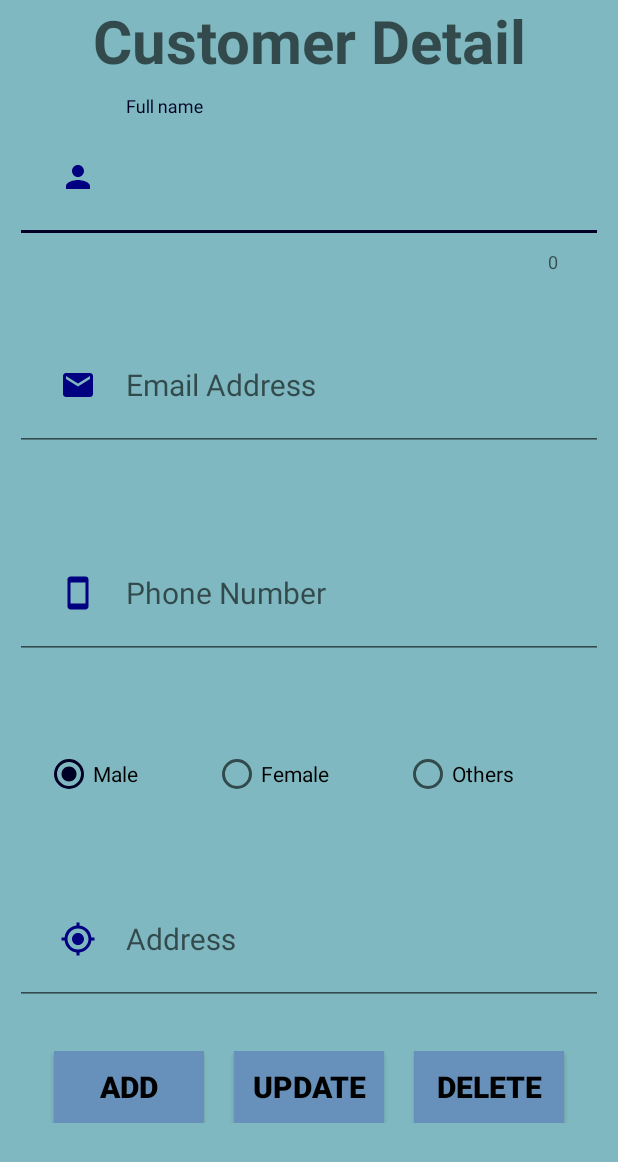
After one commit to gShakya1997/futsalrecordsystem, an Android app: the AddCustomerActivity screen opened directly, with no data from a screen before it, on a phone screen of 412 x 824 dp. The commit adds this screen. Shown: the top 1162 px of the screen. Run offline under Robolectric (Android 15) with nearby library versions, the phone set to English and light mode, and no system bars; Roboto replaces fonts that are not available here.

Commit message:
Customer added

```diff
--- a/app/src/main/AndroidManifest.xml
+++ b/app/src/main/AndroidManifest.xml
@@ -17,7 +17,8 @@
         android:supportsRtl="true"
         android:theme="@style/AppTheme"
         android:usesCleartextTraffic="true">
-        <activity android:name=".activities.futsal.FutsalProfileActivity"></activity>
+        <activity android:name=".activities.futsal.AddCustomerActivity"></activity>
+        <activity android:name=".activities.futsal.FutsalProfileActivity" />
         <activity android:name=".activities.registration.FutsalProfilePic" />
         <activity android:name=".activities.registration.UserProfilePic" />
         <activity android:name=".activities.futsal.FutsalSettingActivity" />
--- a/app/src/main/java/com/futsalrecord/futsalinfosystem/activities/FutsalDashboard.java
+++ b/app/src/main/java/com/futsalrecord/futsalinfosystem/activities/FutsalDashboard.java
@@ -80,15 +80,10 @@ public class FutsalDashboard extends AppCompatActivity {
         cardLogout.setOnClickListener(new View.OnClickListener() {
             @Override
             public void onClick(View v) {
-                SharedPreferences sharedPreferencesMode = getSharedPreferences
-                        (FutsalSettingActivity.MyPreferences, MODE_PRIVATE);
                 SharedPreferences sharedPreferencesFutsal = getSharedPreferences
                         ("Futsal", MODE_PRIVATE);
-                SharedPreferences.Editor editorMode = sharedPreferencesMode.edit();
                 SharedPreferences.Editor editorFutsal = sharedPreferencesFutsal.edit();
-                editorMode.clear();
                 editorFutsal.clear();
-                editorMode.apply();
                 editorFutsal.apply();
                 Intent intent = new Intent(FutsalDashboard.this, MainActivity.class);
                 startActivity(intent);
--- /dev/null
+++ b/app/src/main/java/com/futsalrecord/futsalinfosystem/activities/futsal/AddCustomerActivity.java
@@ -0,0 +1,100 @@
+package com.futsalrecord.futsalinfosystem.activities.futsal;
+
+import androidx.annotation.Nullable;
+import androidx.appcompat.app.AppCompatActivity;
+import androidx.loader.content.CursorLoader;
+
+import android.content.Intent;
+import android.database.Cursor;
+import android.net.Uri;
+import android.os.Bundle;
+import android.provider.MediaStore;
+import android.view.View;
+import android.widget.Button;
+import android.widget.ImageButton;
+import android.widget.RadioButton;
+import android.widget.RadioGroup;
+import android.widget.Toast;
+
+import com.futsalrecord.futsalinfosystem.R;
+import com.futsalrecord.futsalinfosystem.api.FutsalAPI;
+import com.futsalrecord.futsalinfosystem.model.Customers;
+import com.futsalrecord.futsalinfosystem.url.Url;
+import com.google.android.material.textfield.TextInputEditText;
+import com.google.android.material.textfield.TextInputLayout;
+
+import retrofit2.Call;
+import retrofit2.Callback;
+import retrofit2.Response;
+
+public class AddCustomerActivity extends AppCompatActivity {
+    private TextInputEditText edCustomerFullname, edCustomerEmail, edCustomerPhoneNo, edCustomerAddress;
+    private RadioGroup rgCustomerGender;
+    private Button btnAddC, btnUpdateC, btnDeleteC;
+    private String customerGender;
+
+    @Override
+    protected void onCreate(Bundle savedInstanceState) {
+        super.onCreate(savedInstanceState);
+        setContentView(R.layout.activity_add_customer);
+        initialize();
+        actionButtons();
+    }
+
+    private void actionButtons() {
+        btnAddC.setOnClickListener(new View.OnClickListener() {
+            @Override
+            public void onClick(View v) {
+                addCustomers();
+                edCustomerFullname.setText("");
+                edCustomerEmail.setText("");
+                edCustomerPhoneNo.setText("");
+                edCustomerAddress.setText("");
+            }
+        });
+    }
+
+    private void addCustomers() {
+        String customerFullname = edCustomerFullname.getText().toString().trim();
+        String customerEmail = edCustomerEmail.getText().toString().trim();
+        String customerPhoneNo = edCustomerPhoneNo.getText().toString().trim();
+        String customerAddress = edCustomerAddress.getText().toString().trim();
+        int selectGender = rgCustomerGender.getCheckedRadioButtonId();
+        RadioButton radioButton = findViewById(selectGender);
+        customerGender = radioButton.getText().toString().trim();
+        Customers customers = new Customers(customerFullname, customerEmail, customerPhoneNo,
+                customerGender, customerAddress);
+        FutsalAPI futsalAPI = Url.getInstance().create(FutsalAPI.class);
+        Call<Void> futsalCall = futsalAPI.addCustomers(customers);
+
+        futsalCall.enqueue(new Callback<Void>() {
+            @Override
+            public void onResponse(Call<Void> call, Response<Void> response) {
+                if (!response.isSuccessful()) {
+                    Toast.makeText(AddCustomerActivity.this, "Code " + response.code(),
+                            Toast.LENGTH_SHORT).show();
+                    return;
+                }
+                Toast.makeText(AddCustomerActivity.this, "Customer added successfully!"
+                        , Toast.LENGTH_SHORT).show();
+            }
+
+            @Override
+            public void onFailure(Call<Void> call, Throwable t) {
+                Toast.makeText(AddCustomerActivity.this, "Error " + t.getLocalizedMessage(),
+                        Toast.LENGTH_SHORT).show();
+            }
+        });
+    }
+
+    private void initialize() {
+        edCustomerFullname = findViewById(R.id.customerFullname);
+        edCustomerEmail = findViewById(R.id.customerEmail);
+        edCustomerPhoneNo = findViewById(R.id.customerPhoneNo);
+        edCustomerAddress = findViewById(R.id.customerAddress);
+        rgCustomerGender = findViewById(R.id.customerGender);
+        btnAddC = findViewById(R.id.btnAddC);
+        btnUpdateC = findViewById(R.id.btnUpdateC);
+        btnDeleteC = findViewById(R.id.btnDeleteC);
+    }
+}
--- a/app/src/main/java/com/futsalrecord/futsalinfosystem/activities/registration/FutsalProfilePic.java
+++ b/app/src/main/java/com/futsalrecord/futsalinfosystem/activities/registration/FutsalProfilePic.java
@@ -36,7 +36,7 @@ import retrofit2.Response;
 public class FutsalProfilePic extends AppCompatActivity {
     private ImageButton imgBtnUploadFutsal;
     private Button btnFutsalRegister, btnFutsalBack;
-    String imgPath;
+    private String imgPath;
     private String imgName = "";
 
     @Override
--- a/app/src/main/java/com/futsalrecord/futsalinfosystem/activities/registration/UserProfilePic.java
+++ b/app/src/main/java/com/futsalrecord/futsalinfosystem/activities/registration/UserProfilePic.java
@@ -36,7 +36,7 @@ import retrofit2.Response;
 public class UserProfilePic extends AppCompatActivity {
     private ImageButton imgBtnUpload;
     private Button btnUserRegister, btnBack;
-    String imgPath;
+    private String imgPath;
     private String imgName = "";
 
     @Override
--- a/app/src/main/java/com/futsalrecord/futsalinfosystem/adapter/CustomersAdapter.java
+++ b/app/src/main/java/com/futsalrecord/futsalinfosystem/adapter/CustomersAdapter.java
@@ -36,8 +36,8 @@ public class CustomersAdapter extends RecyclerView.Adapter<CustomersAdapter.Cust
     @Override
     public void onBindViewHolder(@NonNull CustomersViewHolder holder, int position) {
         Customers customers = customersList.get(position);
-        holder.customerProfilePic.setImageResource(customers.getCustomerImageId());
-        holder.tvCustomerFullName.setText(customers.getCustomerFullName());
+//        holder.customerProfilePic.setImageResource(customers.getCustomerImageId());
+        holder.tvCustomerFullName.setText(customers.getCustomerFullname());
         holder.tvCustomerEmail.setText(customers.getCustomerEmail());
         holder.tvCustomerPhoneNo.setText(customers.getCustomerPhoneNo());
         holder.tvCustomerGender.setText(customers.getCustomerGender());
--- a/app/src/main/java/com/futsalrecord/futsalinfosystem/api/FutsalAPI.java
+++ b/app/src/main/java/com/futsalrecord/futsalinfosystem/api/FutsalAPI.java
@@ -1,5 +1,6 @@
 package com.futsalrecord.futsalinfosystem.api;
 
+import com.futsalrecord.futsalinfosystem.model.Customers;
 import com.futsalrecord.futsalinfosystem.model.Futsal;
 import com.futsalrecord.futsalinfosystem.serverResponse.ImageResponse;
 import com.futsalrecord.futsalinfosystem.serverResponse.RegisterResponse;
@@ -32,4 +33,9 @@ public interface FutsalAPI {
     //get futsalname and profile pic
     @GET("futsal/profile")
     Call<Futsal> getFutsalDetails(@Header("Authorization") String token);
+
+    //add customers
+    @POST("futsal/addcustomers")
+    Call<Void> addCustomers(@Body Customers customers);
+
 }
--- a/app/src/main/java/com/futsalrecord/futsalinfosystem/bll/LoginBLL.java
+++ b/app/src/main/java/com/futsalrecord/futsalinfosystem/bll/LoginBLL.java
@@ -2,7 +2,6 @@ package com.futsalrecord.futsalinfosystem.bll;
 
 import com.futsalrecord.futsalinfosystem.api.FutsalAPI;
 import com.futsalrecord.futsalinfosystem.api.UsersAPI;
-import com.futsalrecord.futsalinfosystem.model.Futsal;
 import com.futsalrecord.futsalinfosystem.serverResponse.RegisterResponse;
 import com.futsalrecord.futsalinfosystem.url.Url;
 
--- /dev/null
+++ b/app/src/main/res/layout/activity_add_customer.xml
@@ -0,0 +1,173 @@
+<?xml version="1.0" encoding="utf-8"?>
+<ScrollView xmlns:android="http://schemas.android.com/apk/res/android"
+    xmlns:app="http://schemas.android.com/apk/res-auto"
+    xmlns:tools="http://schemas.android.com/tools"
+    android:layout_width="match_parent"
+    android:layout_height="wrap_content">
+
+    <LinearLayout
+        android:layout_width="match_parent"
+        android:layout_height="wrap_content"
+        android:orientation="vertical"
+        tools:context=".activities.futsal.AddCustomerActivity">
+
+        <TextView
+            android:id="@+id/tvCustomer"
+            android:layout_width="match_parent"
+            android:layout_height="wrap_content"
+            android:hint="Customer Detail"
+            android:textAlignment="center"
+            android:textSize="40sp"
+            android:textStyle="bold" />
+
+        <com.google.android.material.textfield.TextInputLayout
+            android:layout_width="match_parent"
+            android:layout_height="wrap_content"
+            android:layout_margin="10dp"
+            app:counterEnabled="true">
+
+            <com.google.android.material.textfield.TextInputEditText
+                android:id="@+id/customerFullname"
+                android:layout_width="match_parent"
+                android:layout_height="wrap_content"
+                android:layout_marginTop="20dp"
+                android:drawableLeft="@drawable/ic_person_black_24dp"
+                android:drawablePadding="20dp"
+                android:hint="Full name"
+                android:inputType="text"
+                android:padding="30dp"
+                android:textSize="20sp" />
+        </com.google.android.material.textfield.TextInputLayout>
+
+        <com.google.android.material.textfield.TextInputLayout
+            android:layout_width="match_parent"
+            android:layout_height="wrap_content"
+            android:layout_margin="10dp"
+            app:errorEnabled="true">
+
+            <com.google.android.material.textfield.TextInputEditText
+                android:id="@+id/customerEmail"
+                android:layout_width="match_parent"
+                android:layout_height="wrap_content"
+                android:layout_marginTop="20dp"
+                android:drawableLeft="@drawable/ic_email_black_24dp"
+                android:drawablePadding="20dp"
+                android:hint="@string/email_address"
+                android:inputType="textEmailAddress"
+                android:padding="30dp"
+                android:textSize="20sp" />
+        </com.google.android.material.textfield.TextInputLayout>
+
+        <com.google.android.material.textfield.TextInputLayout
+            android:layout_width="match_parent"
+            android:layout_height="wrap_content"
+            android:layout_margin="10dp"
+            app:errorEnabled="true">
+
+            <com.google.android.material.textfield.TextInputEditText
+                android:id="@+id/customerPhoneNo"
+                android:layout_width="match_parent"
+                android:layout_height="wrap_content"
+                android:layout_marginTop="20dp"
+                android:drawableLeft="@drawable/ic_smartphone_black_24dp"
+                android:drawablePadding="20dp"
+                android:hint="@string/phone_number"
+                android:inputType="phone"
+                android:padding="30dp"
+                android:textSize="20sp" />
+        </com.google.android.material.textfield.TextInputLayout>
+
+        <RadioGroup
+            android:id="@+id/customerGender"
+            android:layout_width="wrap_content"
+            android:layout_height="wrap_content"
+            android:orientation="horizontal"
+            android:padding="30dp">
+
+            <RadioButton
+                android:id="@+id/CustomerMale"
+                android:layout_width="match_parent"
+                android:layout_height="wrap_content"
+                android:checked="true"
+                android:text="@string/male" />
+
+            <RadioButton
+                android:id="@+id/CustomerFemale"
+                android:layout_width="match_parent"
+                android:layout_height="wrap_content"
+                android:layout_marginLeft="50dp"
+                android:text="@string/female" />
+
+            <RadioButton
+                android:id="@+id/CustomerOthers"
+                android:layout_width="match_parent"
+                android:layout_height="wrap_content"
+                android:layout_marginLeft="50dp"
+                android:text="@string/others" />
+
+        </RadioGroup>
+
+        <com.google.android.material.textfield.TextInputLayout
+            android:layout_width="match_parent"
+            android:layout_height="wrap_content"
+            android:layout_margin="10dp"
+            app:errorEnabled="true">
+
+            <com.google.android.material.textfield.TextInputEditText
+                android:id="@+id/customerAddress"
+                android:layout_width="match_parent"
+                android:layout_height="wrap_content"
+                android:layout_marginTop="20dp"
+                android:drawableStart="@drawable/ic_my_location_black_24dp"
+                android:drawableLeft="@drawable/ic_my_location_black_24dp"
+                android:drawablePadding="20dp"
+                android:hint="@string/address"
+                android:inputType="text"
+                android:padding="30dp"
+                android:textSize="20sp" />
+        </com.google.android.material.textfield.TextInputLayout>
+
+        <LinearLayout
+            android:layout_width="match_parent"
+            android:layout_height="wrap_content"
+            android:gravity="center">
+
+            <Button
+                android:id="@+id/btnAddC"
+                android:layout_width="100dp"
+                android:layout_height="wrap_content"
+                android:layout_gravity="start"
+                android:layout_marginLeft="10dp"
+                android:layout_marginRight="10dp"
+                android:background="@color/colorPrimaryDark"
+                android:text="Add"
+                android:textSize="20sp"
+                android:textStyle="bold" />
+
+            <Button
+                android:id="@+id/btnUpdateC"
+                android:layout_width="100dp"
+                android:layout_height="wrap_content"
+                android:layout_gravity="center"
+                android:layout_marginLeft="10dp"
+                android:layout_marginRight="10dp"
+                android:background="@color/colorPrimaryDark"
+                android:text="Update"
+                android:textSize="20sp"
+                android:textStyle="bold" />
+
+            <Button
+                android:id="@+id/btnDeleteC"
+                android:layout_width="100dp"
+                android:layout_height="wrap_content"
+                android:layout_gravity="end"
+                android:layout_marginLeft="10dp"
+                android:layout_marginRight="10dp"
+                android:background="@color/colorPrimaryDark"
+                android:text="Delete"
+                android:textSize="20sp"
+                android:textStyle="bold" />
+        </LinearLayout>
+
+    </LinearLayout>
+</ScrollView>
--- a/app/src/main/res/layout/activity_getting_started.xml
+++ b/app/src/main/res/layout/activity_getting_started.xml
@@ -41,7 +41,7 @@
             android:id="@+id/btnRegFutsalOwner"
             android:layout_width="match_parent"
             android:layout_height="wrap_content"
-            android:layout_margin="30dp"
+            android:layout_margin="20dp"
             android:background="@color/colorPrimaryDark"
             android:text="For futsal owner" />
 
@@ -49,7 +49,7 @@
             android:id="@+id/btnRegUsers"
             android:layout_width="match_parent"
             android:layout_height="wrap_content"
-            android:layout_margin="30dp"
+            android:layout_margin="20dp"
             android:background="@color/colorPrimaryDark"
             android:text="For user" />
 
```
Also changed, not shown: app/src/main/java/com/futsalrecord/futsalinfosystem/activities/SplashActivity.java (+9 -32 lines), app/src/main/java/com/futsalrecord/futsalinfosystem/activities/futsal/FutsalCustomerDataActivity.java (+20 -6 lines), app/src/main/java/com/futsalrecord/futsalinfosystem/model/Customers.java (+8 -17 lines), app/src/main/res/layout/activity_futsal_dashboard.xml (+8 -8 lines).
